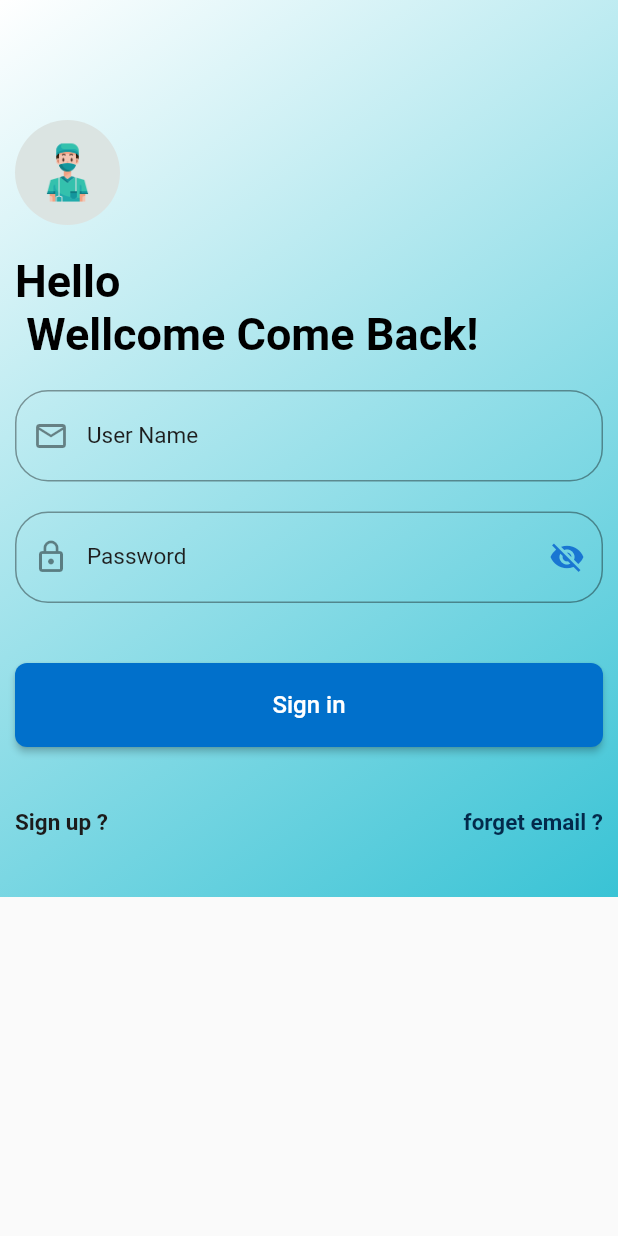
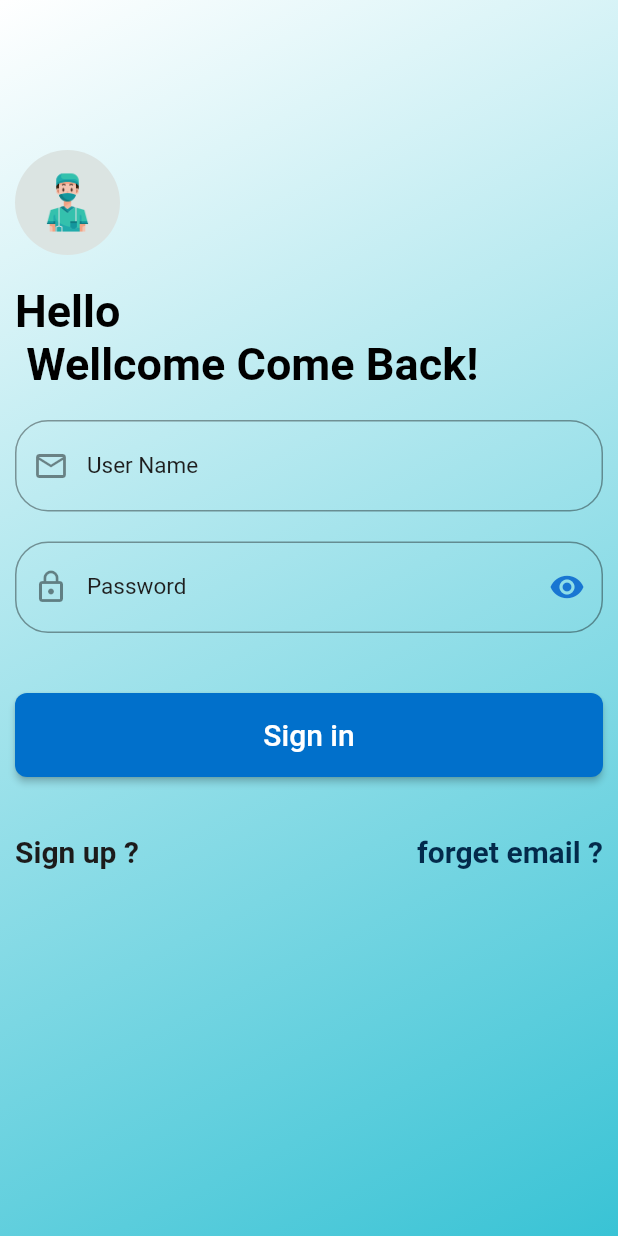
Before and after one commit to Dongdz2001/hoang, a Flutter app: the screen it shows after launch, on a phone screen of 412 x 824 dp. Run offline on Flutter 3.47's test engine with Material 2 defaults, Android fonts, the phone set to English and light mode, and no system bars; our stand-ins replace cloud_firestore, date_picker_timeline, firebase_auth, firebase_core, firebase_database, get and 3 more; accounts and stored records are empty.

Commit message:
12amchange

```diff
--- a/lib/login/login.dart
+++ b/lib/login/login.dart
@@ -11,7 +11,7 @@ class Login extends StatefulWidget {
 class _LoginState extends State<Login> {
   TextEditingController _email = TextEditingController();
   TextEditingController _password = TextEditingController();
-  bool _passwordVisible = false;
+  bool _passwordVisible = true;
 
   @override
   Widget build(BuildContext context) {
@@ -20,6 +20,8 @@ class _LoginState extends State<Login> {
       home: Scaffold(
         resizeToAvoidBottomInset: true,
         body: Container(
+          width: double.infinity,
+          height: double.infinity,
           decoration: const BoxDecoration(
               gradient: LinearGradient(
                   begin: Alignment.topLeft,
@@ -29,7 +31,7 @@ class _LoginState extends State<Login> {
                 Color.fromARGB(255, 57, 195, 213)
               ])),
           child: SingleChildScrollView(
-            padding: EdgeInsets.only(left: 10, right: 10, top: 30),
+            padding: EdgeInsets.only(left: 10, right: 10, top: 50),
             child: Column(
                 mainAxisAlignment: MainAxisAlignment.end,
                 crossAxisAlignment: CrossAxisAlignment.start,
@@ -136,7 +138,7 @@ class _LoginState extends State<Login> {
                         "Sign in",
                         style: TextStyle(
                           color: Colors.white,
-                          fontSize: 16,
+                          fontSize: 20,
                         ),
                       ),
                     ),
@@ -151,7 +153,7 @@ class _LoginState extends State<Login> {
                           child: Text(
                             "Sign up ?",
                             style: TextStyle(
-                                fontSize: 15,
+                                fontSize: 20,
                                 color: Color.fromARGB(255, 28, 27, 27),
                                 fontWeight: FontWeight.bold),
                           ),
@@ -165,7 +167,7 @@ class _LoginState extends State<Login> {
                         Text(
                           "forget email ?",
                           style: TextStyle(
-                              fontSize: 15,
+                              fontSize: 20,
                               color: Color.fromARGB(255, 3, 42, 75),
                               fontWeight: FontWeight.bold),
                         ),
--- a/pubspec.yaml
+++ b/pubspec.yaml
@@ -54,6 +54,7 @@ dev_dependencies:
   flutter_lints: ^1.0.0
   flutter_test:
     sdk: flutter
+  lint: ^1.0.0
   http: ^0.13.4
 
 # For information on the generic Dart part of this file, see the
@@ -68,6 +69,7 @@ flutter:
 
   # To add assets to your application, add an assets section, like this:
   assets:
+    - assets/images/doctor_lagre.png
     - assets/images/icon_doctor.png
     - assets/images/doctor.jpg
     - assets/images/insulin.jpg
```
Also changed, not shown: lib/main.dart (+52 -1 lines), assets/images/doctor_lagre.png (added), pubspec.lock.
